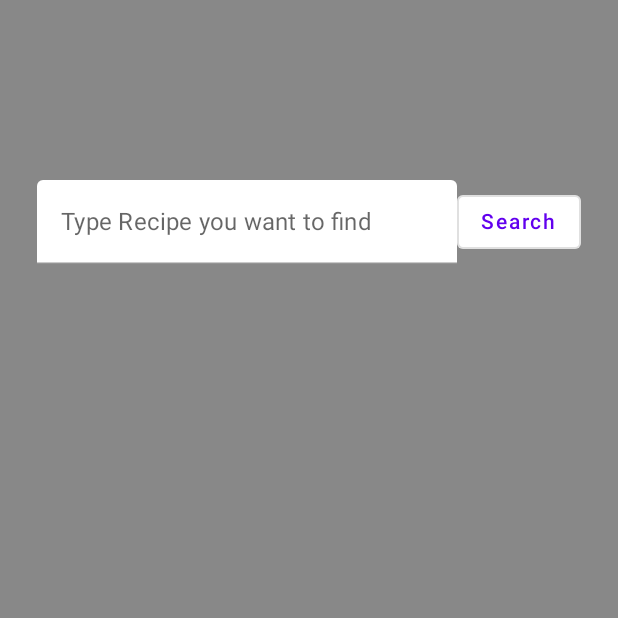
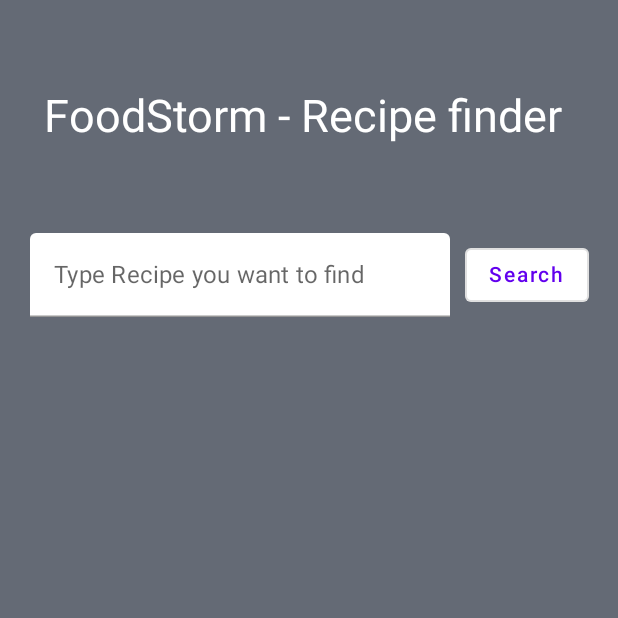
Before and after one commit to filipus959/FoodStorm, an Android app built with Jetpack Compose: the screen it shows after launch (MainActivity), on a phone screen of 412 x 824 dp, the top half of it. Run offline under Robolectric (Android 15) with nearby library versions, the phone set to English and light mode, and no system bars; our stand-ins replace Dagger/Hilt's generated code, livedata-compose; pictures from the network do not load; 1 statement that could not run was skipped.

Commit message:
few more visual changes

```diff
--- a/app/src/main/java/com/example/foodstorm/di/AppModule.kt
+++ b/app/src/main/java/com/example/foodstorm/di/AppModule.kt
@@ -2,6 +2,9 @@ package com.example.foodstorm.di
 
 import com.example.foodstorm.data.remote.FoodApi
 import com.example.foodstorm.repository.FoodRepository
+import com.example.foodstorm.util.Constants.API_KEY
+import com.example.foodstorm.util.Constants.BASE_URL
+import com.example.foodstorm.util.Constants.KEY_NAME
 import dagger.Module
 import dagger.Provides
 import dagger.hilt.InstallIn
@@ -16,9 +19,7 @@ import javax.inject.Singleton
 @Module
 @InstallIn(SingletonComponent::class)
 object AppModule {
-    private const val BASE_URL = "https://api.spoonacular.com/"
-    private const val API_KEY = "f7f060578b994261b44edcc77a9bf358"
-    private const val KEY_NAME = "apiKey"
+
 
     @Singleton
     @Provides
--- a/app/src/main/java/com/example/foodstorm/screens/mainscreen/MainScreen.kt
+++ b/app/src/main/java/com/example/foodstorm/screens/mainscreen/MainScreen.kt
@@ -14,8 +14,11 @@ import androidx.compose.runtime.remember
 import androidx.compose.ui.Alignment
 import androidx.compose.ui.Modifier
 import androidx.compose.ui.graphics.Color
+import androidx.compose.ui.platform.LocalFocusManager
+import androidx.compose.ui.res.colorResource
 import androidx.compose.ui.tooling.preview.Preview
 import androidx.compose.ui.unit.dp
+import androidx.compose.ui.unit.sp
 import androidx.navigation.NavController
 import androidx.navigation.compose.rememberNavController
 import com.example.foodstorm.ui.theme.FoodStormTheme
@@ -30,20 +33,27 @@ import com.example.foodstorm.screens.mainscreen.MainScreenViewModel
 fun MainScreen(navController: NavController,viewModel : MainScreenViewModel = hiltViewModel())
 {
     val foodList : MutableList<Result>? by viewModel.foodList.observeAsState()
-Column(modifier = Modifier
+    val focusManager = LocalFocusManager.current
+
+    Column(modifier = Modifier
     .fillMaxSize()
-    .background(color = Color.Gray))
+    .background(color = colorResource(id = R.color.gray)))
 {
     Spacer(modifier = Modifier
-        .height(120.dp))
+        .height(60.dp))
+    Text("    FoodStorm - Recipe finder",color = Color.White, fontSize = 30.sp)
+    Spacer(modifier = Modifier
+        .height(60.dp))
     Row(modifier = Modifier.fillMaxWidth(),
     horizontalArrangement = Arrangement.Center,
     verticalAlignment = Alignment.CenterVertically)
     {
-        TextField(value = viewModel.text, onValueChange = {viewModel.text = it}, colors = TextFieldDefaults.textFieldColors(
+        TextField(value = viewModel.text,onValueChange = {viewModel.text = it}, colors = TextFieldDefaults.textFieldColors(
             backgroundColor = Color.White),label = { Text("Type Recipe you want to find")} )
+        Spacer(modifier = Modifier.width(10.dp))
         OutlinedButton(onClick = {
             viewModel.getRecipesList()
+            focusManager.clearFocus()
         }) {
             Text("Search")
         }
@@ -72,7 +82,8 @@ fun RecipeEntry(
     entry : Result,
     navController: NavController
 ) {
-    Column()
+    Column(horizontalAlignment = Alignment.CenterHorizontally,
+        verticalArrangement = Arrangement.Center)
     {
         AsyncImage(
             model = entry.image,
@@ -84,7 +95,7 @@ fun RecipeEntry(
                     navController.navigate("detailedScreen/${entry.id}")
                 }
         )
-        Text(entry.title)
+        Text(entry.title,color = Color.White)
     }
 }
 
--- a/app/src/main/java/com/example/foodstorm/screens/recipedetail/RecipeDetailScreen.kt
+++ b/app/src/main/java/com/example/foodstorm/screens/recipedetail/RecipeDetailScreen.kt
@@ -48,7 +48,7 @@ fun RecipeDetailStateWrapper(
         }
         is Resource.Loading -> {
             CircularProgressIndicator(
-                color = MaterialTheme.colors.primary
+                color = MaterialTheme.colors.primary,modifier = Modifier.fillMaxSize()
             )
         }
     }
@@ -76,7 +76,7 @@ fun DetailedEntry(
             Text(entry.title)
             Text("Ready in :"+entry.readyInMinutes.toString()+" Min")
             Html(entry.summary)
-            Html(entry.instructions)
+            Html("\nINSTRUCTION: \n"+entry.instructions)
         }
 
     }
@@ -87,6 +87,7 @@ fun DetailedEntry(
 fun Html(text: String) {
     AndroidView(factory = { context ->
         TextView(context).apply {
+            this.setPadding(20,0,20,0)
             setText(HtmlCompat.fromHtml(text, HtmlCompat.FROM_HTML_MODE_LEGACY))
         }
     })
--- a/app/src/main/res/values/colors.xml
+++ b/app/src/main/res/values/colors.xml
@@ -7,4 +7,6 @@
     <color name="teal_700">#FF018786</color>
     <color name="black">#FF000000</color>
     <color name="white">#FFFFFFFF</color>
+    <color name="gray">#FF646A75</color>
+
 </resources>
```
Also changed, not shown: app/src/main/java/com/example/foodstorm/util/Constants.kt (added, +7 -0 lines).
